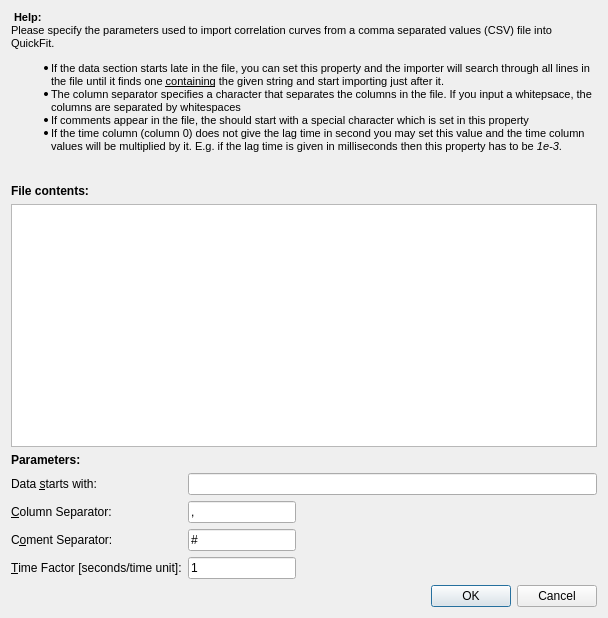
Qt form plugins/fcs/dlg_csvparameters.ui (jkriege2/QuickFit3) before a commit.
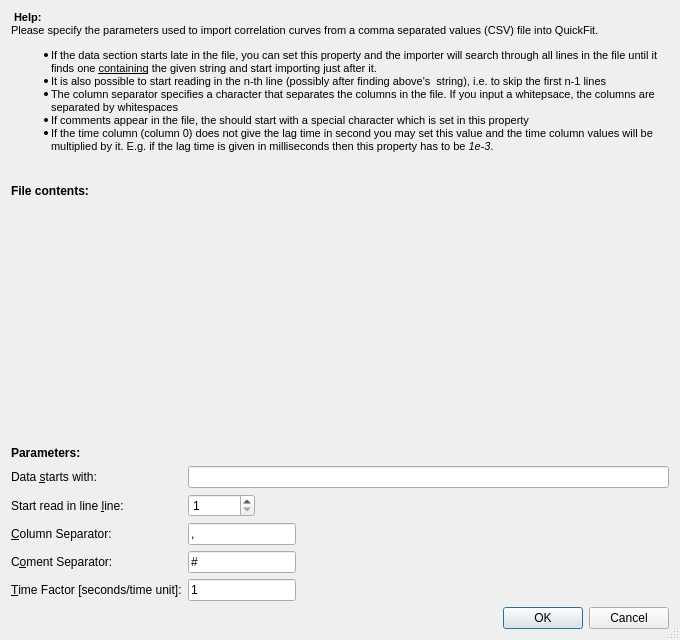
The same form after that commit. Icons and pictures are not drawn. Custom widgets are drawn as their Qt base class.

```diff
--- a/plugins/fcs/dlg_csvparameters.ui
+++ b/plugins/fcs/dlg_csvparameters.ui
@@ -9,20 +9,24 @@
    <rect>
     <x>0</x>
     <y>0</y>
-    <width>608</width>
-    <height>618</height>
+    <width>680</width>
+    <height>640</height>
    </rect>
   </property>
-  <property name="sizePolicy">
-   <sizepolicy hsizetype="Fixed" vsizetype="Fixed">
-    <horstretch>0</horstretch>
-    <verstretch>0</verstretch>
-   </sizepolicy>
-  </property>
   <property name="windowTitle">
    <string>CSV Import Properties</string>
   </property>
-  <layout class="QVBoxLayout" name="verticalLayout">
+  <property name="windowIcon">
+   <iconset resource="qfrdrfcs.qrc">
+    <normaloff>:/fcs_rawdata.png</normaloff>:/fcs_rawdata.png</iconset>
+  </property>
+  <property name="sizeGripEnabled">
+   <bool>true</bool>
+  </property>
+  <property name="modal">
+   <bool>true</bool>
+  </property>
+  <layout class="QVBoxLayout" name="verticalLayout" stretch="0,0,1,0,0,0">
    <item>
     <widget class="QLabel" name="label_5">
      <property name="text">
@@ -30,9 +34,10 @@
 &lt;html&gt;&lt;head&gt;&lt;meta name=&quot;qrichtext&quot; content=&quot;1&quot; /&gt;&lt;style type=&quot;text/css&quot;&gt;
 p, li { white-space: pre-wrap; }
 &lt;/style&gt;&lt;/head&gt;&lt;body style=&quot; font-family:'MS Shell Dlg 2'; font-size:8.25pt; font-weight:400; font-style:normal;&quot;&gt;
-&lt;p style=&quot; margin-top:0px; margin-bottom:0px; margin-left:0px; margin-right:0px; -qt-block-indent:0; text-indent:0px;&quot;&gt;&lt;span style=&quot; font-size:8pt; font-weight:600;&quot;&gt;&lt;img src=&quot;:/lib/help.png&quot;&gt;&amp;nbsp;Help:&lt;/span&gt;&lt;/p&gt;
+&lt;p style=&quot; margin-top:0px; margin-bottom:0px; margin-left:0px; margin-right:0px; -qt-block-indent:0; text-indent:0px;&quot;&gt;&lt;img src=&quot;:/lib/help.png&quot; /&gt;&lt;span style=&quot; font-size:8pt; font-weight:600;&quot;&gt; Help:&lt;/span&gt;&lt;/p&gt;
 &lt;p style=&quot; margin-top:0px; margin-bottom:0px; margin-left:0px; margin-right:0px; -qt-block-indent:0; text-indent:0px;&quot;&gt;&lt;span style=&quot; font-size:8pt;&quot;&gt;Please specify the parameters used to import correlation curves from a comma separated values (CSV) file into QuickFit.&lt;/span&gt;&lt;/p&gt;
 &lt;ul style=&quot;margin-top: 0px; margin-bottom: 0px; margin-left: 0px; margin-right: 0px; -qt-list-indent: 1;&quot;&gt;&lt;li style=&quot; font-size:8pt;&quot; style=&quot; margin-top:12px; margin-bottom:0px; margin-left:0px; margin-right:0px; -qt-block-indent:0; text-indent:0px;&quot;&gt;If the data section starts late in the file, you can set this property and the importer will search through all lines in the file until it finds one &lt;span style=&quot; text-decoration: underline;&quot;&gt;containing&lt;/span&gt; the given string and start importing just after it.&lt;/li&gt;
+&lt;li style=&quot; font-size:8pt;&quot; style=&quot; margin-top:0px; margin-bottom:0px; margin-left:0px; margin-right:0px; -qt-block-indent:0; text-indent:0px;&quot;&gt;It is also possible to start reading in the n-th line (possibly after finding above's  string), i.e. to skip the first n-1 lines&lt;/li&gt;
 &lt;li style=&quot; font-size:8pt;&quot; style=&quot; margin-top:0px; margin-bottom:0px; margin-left:0px; margin-right:0px; -qt-block-indent:0; text-indent:0px;&quot;&gt;The column separator specifies a character that separates the columns in the file. If you input a whitepsace, the columns are separated by whitespaces&lt;/li&gt;
 &lt;li style=&quot; font-size:8pt;&quot; style=&quot; margin-top:0px; margin-bottom:0px; margin-left:0px; margin-right:0px; -qt-block-indent:0; text-indent:0px;&quot;&gt;If comments appear in the file, the should start with a special character which is set in this property&lt;/li&gt;
 &lt;li style=&quot; font-size:8pt;&quot; style=&quot; margin-top:0px; margin-bottom:12px; margin-left:0px; margin-right:0px; -qt-block-indent:0; text-indent:0px;&quot;&gt;If the time column (column 0) does not give the lag time in second you may set this value and the time column values will be multiplied by it. E.g. if the lag time is given in milliseconds then this property has to be &lt;span style=&quot; font-style:italic;&quot;&gt;1e-3&lt;/span&gt;.&lt;/li&gt;&lt;/ul&gt;
@@ -57,19 +62,7 @@
     </widget>
    </item>
    <item>
-    <widget class="QPlainTextEdit" name="txtContents">
-     <property name="font">
-      <font>
-       <pointsize>7</pointsize>
-      </font>
-     </property>
-     <property name="readOnly">
-      <bool>true</bool>
-     </property>
-     <property name="backgroundVisible">
-      <bool>false</bool>
-     </property>
-    </widget>
+    <widget class="CompleterTextEdit" name="txtContents" native="true"/>
    </item>
    <item>
     <widget class="QLabel" name="label_6">
@@ -89,6 +82,43 @@
      <property name="fieldGrowthPolicy">
       <enum>QFormLayout::ExpandingFieldsGrow</enum>
      </property>
+     <item row="0" column="0">
+      <widget class="QLabel" name="label_2">
+       <property name="text">
+        <string>Data &amp;starts with:</string>
+       </property>
+       <property name="buddy">
+        <cstring>edtStartswith</cstring>
+       </property>
+      </widget>
+     </item>
+     <item row="0" column="1">
+      <widget class="QLineEdit" name="edtStartswith">
+       <property name="text">
+        <string/>
+       </property>
+      </widget>
+     </item>
+     <item row="1" column="0">
+      <widget class="QLabel" name="label_8">
+       <property name="text">
+        <string>Start read in line &amp;line:</string>
+       </property>
+       <property name="buddy">
+        <cstring>spinStartInLine</cstring>
+       </property>
+      </widget>
+     </item>
+     <item row="1" column="1">
+      <widget class="QSpinBox" name="spinStartInLine">
+       <property name="minimum">
+        <number>1</number>
+       </property>
+       <property name="maximum">
+        <number>100000</number>
+       </property>
+      </widget>
+     </item>
      <item row="2" column="0">
       <widget class="QLabel" name="label">
        <property name="text">
@@ -164,23 +194,6 @@
        </property>
       </widget>
      </item>
-     <item row="1" column="0">
-      <widget class="QLabel" name="label_2">
-       <property name="text">
-        <string>Data &amp;starts with:</string>
-       </property>
-       <property name="buddy">
-        <cstring>edtStartswith</cstring>
-       </property>
-      </widget>
-     </item>
-     <item row="1" column="1">
-      <widget class="QLineEdit" name="edtStartswith">
-       <property name="text">
-        <string/>
-       </property>
-      </widget>
-     </item>
     </layout>
    </item>
    <item>
@@ -195,7 +208,25 @@
    </item>
   </layout>
  </widget>
- <resources/>
+ <customwidgets>
+  <customwidget>
+   <class>CompleterTextEdit</class>
+   <extends>QWidget</extends>
+   <header>completertextedit.h</header>
+   <container>1</container>
+  </customwidget>
+ </customwidgets>
+ <tabstops>
+  <tabstop>edtStartswith</tabstop>
+  <tabstop>spinStartInLine</tabstop>
+  <tabstop>edtColumn</tabstop>
+  <tabstop>edtComment</tabstop>
+  <tabstop>edtTimefactor</tabstop>
+  <tabstop>buttonBox</tabstop>
+ </tabstops>
+ <resources>
+  <include location="qfrdrfcs.qrc"/>
+ </resources>
  <connections>
   <connection>
    <sender>buttonBox</sender>
```
Left out of the diff: 20 changed lines with no effect on the pictures.
